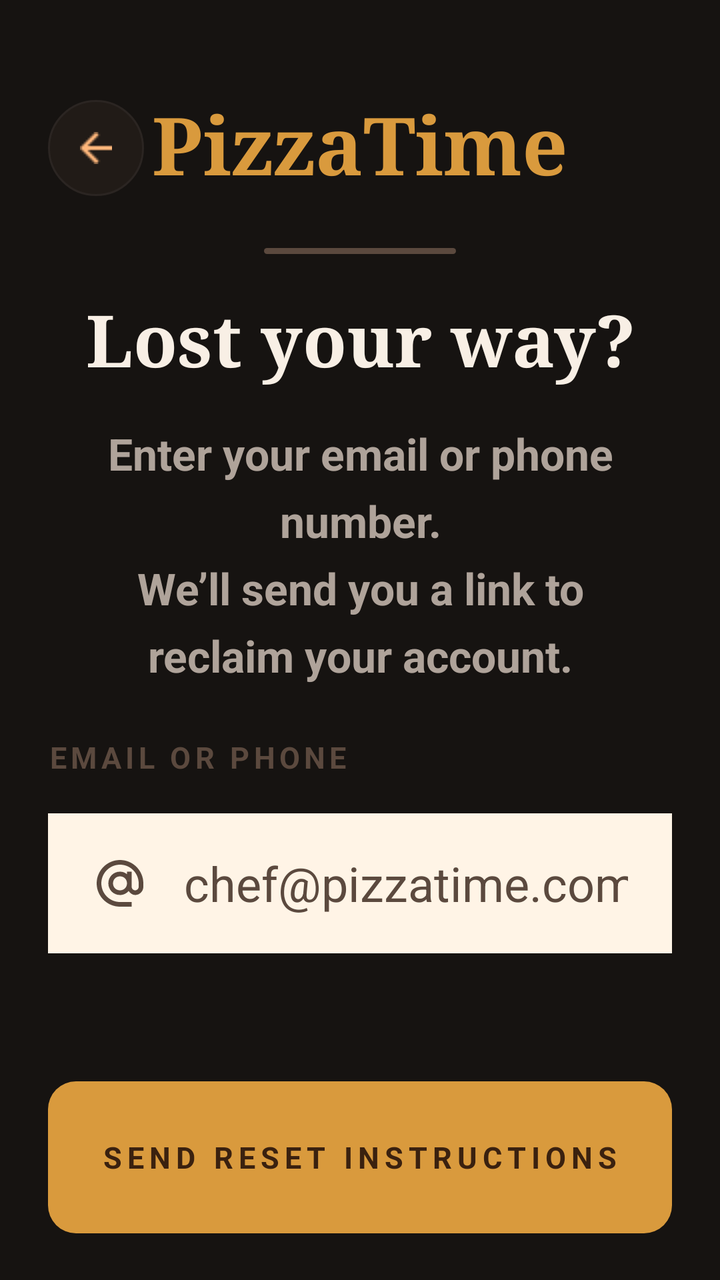
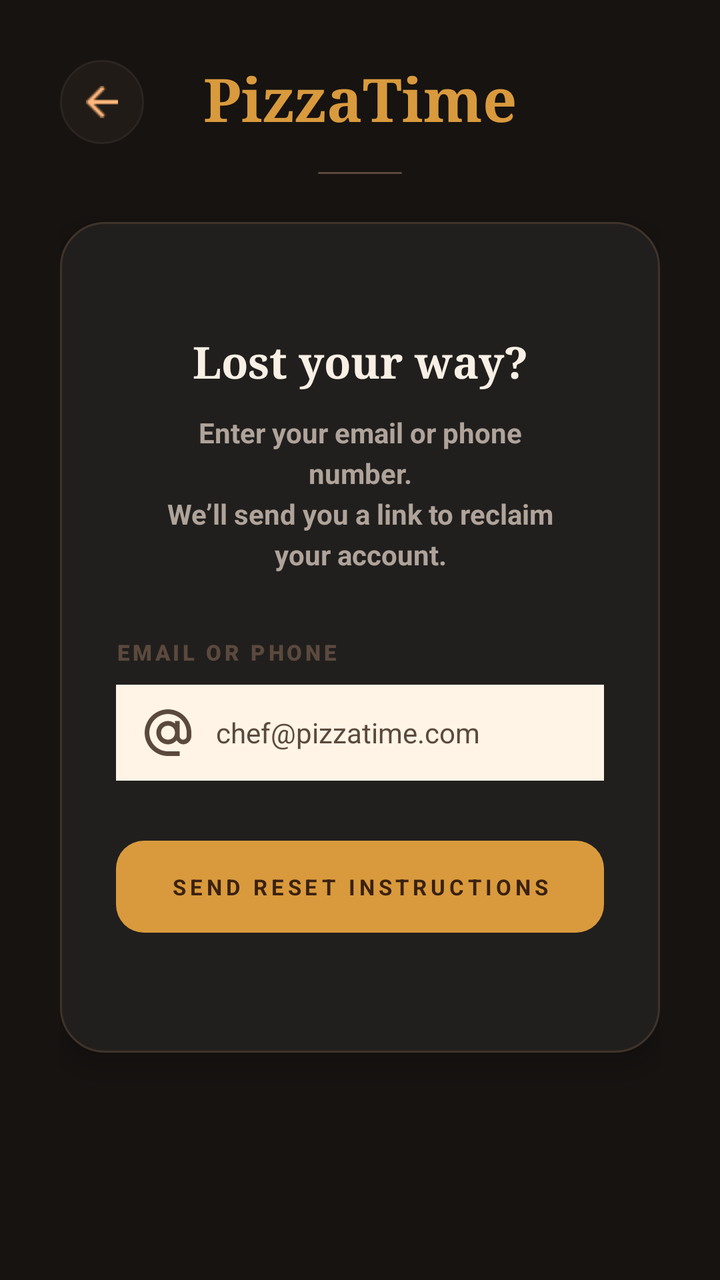

Screens rendered from an Android XML layout before and after an edit, with the pre-edit source and the edit as a unified diff.
<!-- AndroidManifest.xml: application theme Theme.PizzaTime -->
<!-- res/layout/fragment_forgot_password.xml -->
<?xml version="1.0" encoding="utf-8"?>
<androidx.constraintlayout.widget.ConstraintLayout xmlns:android="http://schemas.android.com/apk/res/android"
    xmlns:app="http://schemas.android.com/apk/res-auto"
    xmlns:tools="http://schemas.android.com/tools"
    android:layout_width="match_parent"
    android:layout_height="match_parent"
    android:background="@color/pt_background"
    tools:context=".feature.auth.forgot.ForgotPasswordFragment">

    <androidx.core.widget.NestedScrollView
        android:id="@+id/contentScroll"
        android:layout_width="0dp"
        android:layout_height="0dp"
        android:fillViewport="true"
        android:overScrollMode="never"
        android:paddingStart="24dp"
        android:paddingEnd="24dp"
        app:layout_constraintBottom_toBottomOf="parent"
        app:layout_constraintEnd_toEndOf="parent"
        app:layout_constraintStart_toStartOf="parent"
        app:layout_constraintTop_toTopOf="parent">

        <LinearLayout
            android:layout_width="match_parent"
            android:layout_height="match_parent"
            android:gravity="center_horizontal"
            android:orientation="vertical">

            <FrameLayout
                android:id="@+id/forgotPasswordTopBar"
                android:layout_width="match_parent"
                android:layout_height="64dp"
                android:layout_marginTop="42dp">

                <ImageView
                    android:id="@+id/btnBack"
                    android:layout_width="48dp"
                    android:layout_height="48dp"
                    android:layout_gravity="start|center_vertical"
                    android:background="@drawable/bg_login_back_button"
                    android:clickable="true"
                    android:contentDescription="@string/common_back_content_description"
                    android:focusable="true"
                    android:foreground="?attr/selectableItemBackgroundBorderless"
                    android:padding="13dp"
                    android:scaleType="centerInside"
                    android:src="@drawable/ic_back" />

                <TextView
                    android:id="@+id/tvBrand"
                    android:layout_width="wrap_content"
                    android:layout_height="wrap_content"
                    android:layout_gravity="center"
                    android:fontFamily="serif"
                    android:includeFontPadding="false"
                    android:text="@string/forgot_password_brand"
                    android:textColor="@color/pt_copper"
                    android:textSize="40sp"
                    android:textStyle="bold" />

            </FrameLayout>

            <View
                android:id="@+id/brandDivider"
                android:layout_width="96dp"
                android:layout_height="3dp"
                android:layout_marginTop="18dp"
                android:background="@drawable/bg_forgot_password_brand_divider" />

            <TextView
                android:id="@+id/tvTitle"
                android:layout_width="match_parent"
                android:layout_height="wrap_content"
                android:layout_marginTop="18dp"
                android:fontFamily="serif"
                android:gravity="center"
                android:text="@string/forgot_password_title"
                android:textColor="@color/pt_text_primary_dark_bg"
                android:textSize="36sp"
                android:textStyle="bold" />

            <TextView
                android:id="@+id/tvSubtitle"
                android:layout_width="match_parent"
                android:layout_height="wrap_content"
                android:layout_marginStart="16dp"
                android:layout_marginTop="18dp"
                android:layout_marginEnd="16dp"
                android:gravity="center"
                android:lineSpacingExtra="8dp"
                android:text="@string/forgot_password_subtitle"
                android:textColor="@color/pt_text_secondary_dark_bg"
                android:textSize="22sp"
                android:textStyle="bold" />

            <TextView
                android:id="@+id/tvInputLabel"
                android:layout_width="match_parent"
                android:layout_height="wrap_content"
                android:layout_marginTop="26dp"
                android:letterSpacing="0.14"
                android:text="@string/forgot_password_input_label"
                android:textColor="@color/pt_border_warm"
                android:textSize="15sp"
                android:textStyle="bold" />

            <EditText
                android:id="@+id/etAccount"
                android:layout_width="match_parent"
                android:layout_height="70dp"
                android:layout_marginTop="18dp"
                android:autofillHints="emailAddress"
                android:background="@drawable/bg_forgot_password_input"
                android:drawableStart="@drawable/ic_auth_email"
                android:drawablePadding="18dp"
                android:hint="@string/forgot_password_input_hint"
                android:inputType="textEmailAddress"
                android:paddingStart="22dp"
                android:paddingEnd="22dp"
                android:singleLine="true"
                android:textColor="@color/pt_text_dark"
                android:textColorHint="@color/pt_border_warm"
                android:textSize="24sp" />

            <TextView
                android:id="@+id/btnSendResetInstructions"
                android:layout_width="match_parent"
                android:layout_height="76dp"
                android:layout_marginTop="64dp"
                android:background="@drawable/bg_forgot_password_send_button"
                android:clickable="true"
                android:focusable="true"
                android:foreground="?attr/selectableItemBackground"
                android:gravity="center"
                android:letterSpacing="0.18"
                android:text="@string/forgot_password_send_button"
                android:textColor="@color/pt_text_dark"
                android:textSize="15sp"
                android:textStyle="bold" />

            <View
                android:layout_width="match_parent"
                android:layout_height="30dp"/>

        </LinearLayout>
    </androidx.core.widget.NestedScrollView>

</androidx.constraintlayout.widget.ConstraintLayout>
<!-- resources referenced by this layout -->
<resources>
  <color name="pt_background">#161311</color>
  <color name="pt_border_warm">#5B493E</color>
  <color name="pt_copper">#D99A3D</color>
  <color name="pt_text_dark">#3A210F</color>
  <color name="pt_text_primary_dark_bg">#F8EFE5</color>
  <color name="pt_text_secondary_dark_bg">#AFA39A</color>
  <!-- drawable bg_forgot_password_brand_divider (drawable) -->
  ﻿<?xml version="1.0" encoding="utf-8"?>
  <shape xmlns:android="http://schemas.android.com/apk/res/android">
      <solid android:color="@color/pt_border_warm" />
      <corners android:radius="2dp" />
  </shape>
  <!-- drawable bg_forgot_password_input (drawable) -->
  ﻿<?xml version="1.0" encoding="utf-8"?>
  <shape xmlns:android="http://schemas.android.com/apk/res/android">
      <solid android:color="@color/pt_surface_card" />
      <corners android:radius="0dp" />
  </shape>
  <!-- drawable bg_forgot_password_send_button (drawable) -->
  ﻿<?xml version="1.0" encoding="utf-8"?>
  <shape xmlns:android="http://schemas.android.com/apk/res/android">
      <solid android:color="@color/pt_copper" />
      <corners android:radius="14dp" />
  </shape>
  <!-- drawable bg_login_back_button (drawable) -->
  <?xml version="1.0" encoding="utf-8"?>
  <shape xmlns:android="http://schemas.android.com/apk/res/android"
      android:shape="oval">
  
      <solid android:color="@color/pt_surface_dark" />
  
      <stroke
          android:width="1dp"
          android:color="@color/pt_stroke_dark" />
  
  </shape>
  <!-- drawable ic_auth_email (drawable) -->
  ﻿<vector xmlns:android="http://schemas.android.com/apk/res/android"
      android:width="28dp"
      android:height="28dp"
      android:viewportWidth="24"
      android:viewportHeight="24">
      <path
          android:fillColor="@color/pt_border_warm"
          android:pathData="M12,2C6.5,2 2,6.5 2,12s4.5,10 10,10h5v-2h-5c-4.4,0 -8,-3.6 -8,-8s3.6,-8 8,-8s8,3.6 8,8v1.5c0,0.8 -0.7,1.5 -1.5,1.5S17,14.3 17,13.5V7h-2v1.1C14.2,7.4 13.2,7 12,7c-2.8,0 -5,2.2 -5,5s2.2,5 5,5c1.5,0 2.8,-0.7 3.7,-1.7c0.7,1 1.7,1.7 2.8,1.7c1.9,0 3.5,-1.6 3.5,-3.5V12c0,-5.5 -4.5,-10 -10,-10zM12,15c-1.7,0 -3,-1.3 -3,-3s1.3,-3 3,-3s3,1.3 3,3s-1.3,3 -3,3z" />
  </vector>
  <!-- drawable ic_back: png bitmap (drawable, 278 bytes) -->
  <string name="common_back_content_description">Back</string>
  <string name="forgot_password_brand">PizzaTime</string>
  <string name="forgot_password_input_hint">chef@pizzatime.com</string>
  <string name="forgot_password_input_label">EMAIL OR PHONE</string>
  <string name="forgot_password_send_button">SEND RESET INSTRUCTIONS</string>
  <string name="forgot_password_subtitle">Enter your email or phone number.\nWe’ll send you a link to reclaim your account.</string>
  <string name="forgot_password_title">Lost your way?</string>
  <style name="Theme.PizzaTime" parent="Theme.MaterialComponents.DayNight.NoActionBar">
          
          <item name="colorOnPrimary">@color/white</item>
          
          <item name="colorOnSecondary">@color/black</item>
          
          <item name="android:statusBarColor">?attr/colorPrimaryVariant</item>
          
      </style>
  <color name="pt_surface_card">#FFF4E6</color>
  <color name="pt_surface_dark">#211B17</color>
  <color name="pt_stroke_dark">#2B2522</color>
  <color name="white">#FFFFFFFF</color>
  <color name="black">#FF000000</color>
</resources>

<!-- the commit's change to res/layout/fragment_forgot_password.xml (unified diff, before → after) -->
@@ -13,8 +13,9 @@
         android:layout_height="0dp"
         android:fillViewport="true"
         android:overScrollMode="never"
-        android:paddingStart="24dp"
-        android:paddingEnd="24dp"
+        android:paddingStart="30dp"
+        android:paddingEnd="30dp"
+        android:scrollbars="none"
         app:layout_constraintBottom_toBottomOf="parent"
         app:layout_constraintEnd_toEndOf="parent"
         app:layout_constraintStart_toStartOf="parent"
@@ -24,27 +25,29 @@
             android:layout_width="match_parent"
             android:layout_height="match_parent"
             android:gravity="center_horizontal"
-            android:orientation="vertical">
+            android:orientation="vertical"
+            android:paddingBottom="28dp">
 
             <FrameLayout
                 android:id="@+id/forgotPasswordTopBar"
                 android:layout_width="match_parent"
-                android:layout_height="64dp"
-                android:layout_marginTop="42dp">
+                android:layout_height="54dp"
+                android:layout_marginTop="24dp">
 
                 <ImageView
                     android:id="@+id/btnBack"
-                    android:layout_width="48dp"
-                    android:layout_height="48dp"
+                    android:layout_width="42dp"
+                    android:layout_height="42dp"
                     android:layout_gravity="start|center_vertical"
                     android:background="@drawable/bg_login_back_button"
                     android:clickable="true"
                     android:contentDescription="@string/common_back_content_description"
                     android:focusable="true"
                     android:foreground="?attr/selectableItemBackgroundBorderless"
-                    android:padding="13dp"
+                    android:padding="12dp"
                     android:scaleType="centerInside"
-                    android:src="@drawable/ic_back" />
+                    android:src="@drawable/ic_back"
+                    tools:ignore="TouchTargetSizeCheck" />
 
                 <TextView
                     android:id="@+id/tvBrand"
@@ -55,94 +58,112 @@
                     android:includeFontPadding="false"
                     android:text="@string/forgot_password_brand"
                     android:textColor="@color/pt_copper"
-                    android:textSize="40sp"
+                    android:textSize="30sp"
                     android:textStyle="bold" />
 
             </FrameLayout>
 
             <View
                 android:id="@+id/brandDivider"
-                android:layout_width="96dp"
-                android:layout_height="3dp"
-                android:layout_marginTop="18dp"
+                android:layout_width="42dp"
+                android:layout_height="1dp"
+                android:layout_marginTop="8dp"
                 android:background="@drawable/bg_forgot_password_brand_divider" />
 
-            <TextView
-                android:id="@+id/tvTitle"
+            <LinearLayout
+                android:id="@+id/cardLoginForm"
                 android:layout_width="match_parent"
                 android:layout_height="wrap_content"
-                android:layout_marginTop="18dp"
-                android:fontFamily="serif"
-                android:gravity="center"
-                android:text="@string/forgot_password_title"
-                android:textColor="@color/pt_text_primary_dark_bg"
-                android:textSize="36sp"
-                android:textStyle="bold" />
+                android:layout_marginTop="24dp"
+                android:background="@drawable/bg_surface_panel"
+                android:elevation="8dp"
+                android:gravity="center_horizontal"
+                android:orientation="vertical"
+                android:paddingStart="28dp"
+                android:paddingTop="32dp"
+                android:paddingEnd="28dp"
+                android:paddingBottom="32dp">
 
-            <TextView
-                android:id="@+id/tvSubtitle"
-                android:layout_width="match_parent"
-                android:layout_height="wrap_content"
-                android:layout_marginStart="16dp"
-                android:layout_marginTop="18dp"
-                android:layout_marginEnd="16dp"
-                android:gravity="center"
-                android:lineSpacingExtra="8dp"
-                android:text="@string/forgot_password_subtitle"
-                android:textColor="@color/pt_text_secondary_dark_bg"
-                android:textSize="22sp"
-                android:textStyle="bold" />
+                <TextView
+                    android:id="@+id/tvTitle"
+                    android:layout_width="match_parent"
+                    android:layout_height="wrap_content"
+                    android:layout_marginTop="26dp"
+                    android:fontFamily="serif"
+                    android:gravity="center"
+                    android:includeFontPadding="false"
+                    android:text="@string/forgot_password_title"
+                    android:textColor="@color/pt_text_primary_dark_bg"
+                    android:textSize="22sp"
+                    android:textStyle="bold" />
 
-            <TextView
-                android:id="@+id/tvInputLabel"
-                android:layout_width="match_parent"
-                android:layout_height="wrap_content"
-                android:layout_marginTop="26dp"
-                android:letterSpacing="0.14"
-                android:text="@string/forgot_password_input_label"
-                android:textColor="@color/pt_border_warm"
-                android:textSize="15sp"
-                android:textStyle="bold" />
+                <TextView
+                    android:id="@+id/tvSubtitle"
+                    android:layout_width="match_parent"
+                    android:layout_height="wrap_content"
+                    android:layout_marginStart="18dp"
+                    android:layout_marginTop="12dp"
+                    android:layout_marginEnd="18dp"
+                    android:gravity="center"
+                    android:lineSpacingExtra="4dp"
+                    android:text="@string/forgot_password_subtitle"
+                    android:textColor="@color/pt_text_secondary_dark_bg"
+                    android:textSize="14sp"
+                    android:textStyle="bold" />
 
-            <EditText
-                android:id="@+id/etAccount"
-                android:layout_width="match_parent"
-                android:layout_height="70dp"
-                android:layout_marginTop="18dp"
-                android:autofillHints="emailAddress"
-                android:background="@drawable/bg_forgot_password_input"
-                android:drawableStart="@drawable/ic_auth_email"
-                android:drawablePadding="18dp"
-                android:hint="@string/forgot_password_input_hint"
-                android:inputType="textEmailAddress"
-                android:paddingStart="22dp"
-                android:paddingEnd="22dp"
-                android:singleLine="true"
-                android:textColor="@color/pt_text_dark"
-                android:textColorHint="@color/pt_border_warm"
-                android:textSize="24sp" />
+                <TextView
+                    android:id="@+id/tvInputLabel"
+                    android:layout_width="match_parent"
+                    android:layout_height="wrap_content"
+                    android:layout_marginTop="32dp"
+                    android:fontFamily="sans-serif-black"
+                    android:letterSpacing="0.14"
+                    android:text="@string/forgot_password_input_label"
+                    android:textColor="@color/pt_border_warm"
+                    android:textSize="11sp"
+                    android:textStyle="bold" />
 
-            <TextView
-                android:id="@+id/btnSendResetInstructions"
-                android:layout_width="match_parent"
-                android:layout_height="76dp"
-                android:layout_marginTop="64dp"
-                android:background="@drawable/bg_forgot_password_send_button"
-                android:clickable="true"
-                android:focusable="true"
-                android:foreground="?attr/selectableItemBackground"
-                android:gravity="center"
-                android:letterSpacing="0.18"
-                android:text="@string/forgot_password_send_button"
-                android:textColor="@color/pt_text_dark"
-                android:textSize="15sp"
-                android:textStyle="bold" />
+                <EditText
+                    android:id="@+id/etAccount"
+                    android:layout_width="match_parent"
+                    android:layout_height="48dp"
+                    android:layout_marginTop="9dp"
+                    android:autofillHints="emailAddress"
+                    android:background="@drawable/bg_forgot_password_input"
+                    android:drawableStart="@drawable/ic_auth_email"
+                    android:drawablePadding="10dp"
+                    android:hint="@string/forgot_password_input_hint"
+                    android:inputType="textEmailAddress"
+                    android:paddingStart="12dp"
+                    android:paddingEnd="12dp"
+                    android:singleLine="true"
+                    android:textColor="@color/pt_text_dark"
+                    android:textColorHint="@color/pt_border_warm"
+                    android:textSize="14sp" />
 
-            <View
-                android:layout_width="match_parent"
-                android:layout_height="30dp"/>
+                <TextView
+                    android:id="@+id/btnSendResetInstructions"
+                    android:layout_width="match_parent"
+                    android:layout_height="46dp"
+                    android:layout_marginTop="30dp"
+                    android:background="@drawable/bg_forgot_password_send_button"
+                    android:clickable="true"
+                    android:focusable="true"
+                    android:foreground="?attr/selectableItemBackground"
+                    android:gravity="center"
+                    android:letterSpacing="0.18"
+                    android:text="@string/forgot_password_send_button"
+                    android:textColor="@color/pt_text_dark"
+                    android:textSize="11sp"
+                    android:textStyle="bold"
+                    tools:ignore="TouchTargetSizeCheck" />
 
+                <View
+                    android:layout_width="match_parent"
+                    android:layout_height="28dp" />
+            </LinearLayout>
         </LinearLayout>
+
     </androidx.core.widget.NestedScrollView>
 
 </androidx.constraintlayout.widget.ConstraintLayout>
<!-- resource entries referenced after the edit -->
@@ -36,6 +36,14 @@
           android:color="@color/pt_stroke_dark" />
   
   </shape>
+  <!-- drawable bg_surface_panel (drawable) -->
+  ﻿<shape xmlns:android="http://schemas.android.com/apk/res/android">
+      <corners android:radius="22dp" />
+      <solid android:color="#211F1D" />
+      <stroke
+          android:width="1dp"
+          android:color="#3F332A" />
+  </shape>
   <!-- drawable ic_auth_email (drawable) -->
   ﻿<vector xmlns:android="http://schemas.android.com/apk/res/android"
       android:width="28dp"
